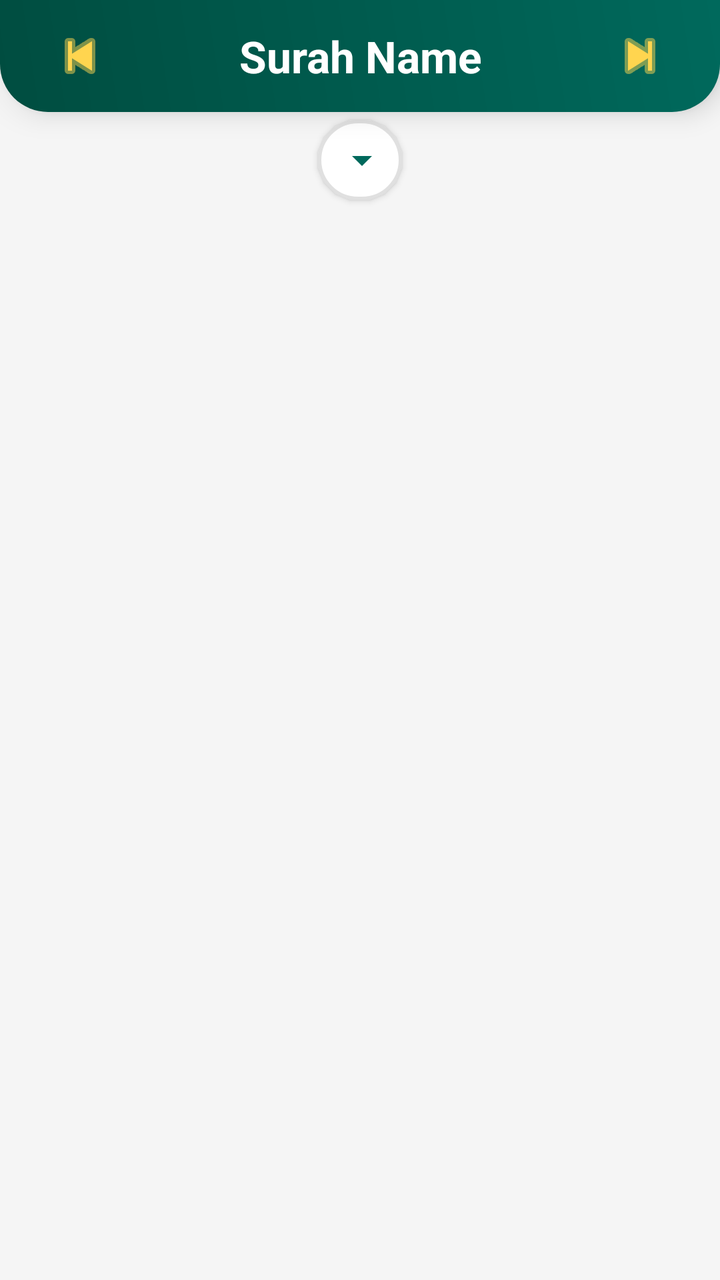
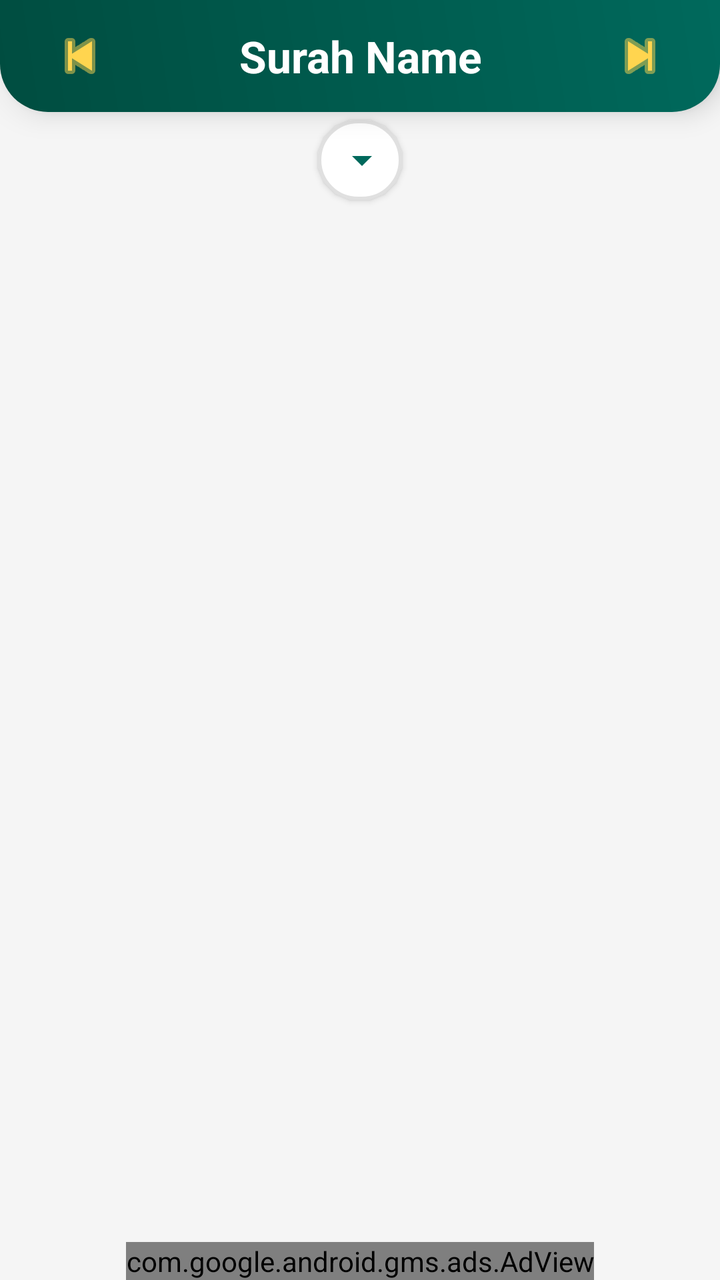

Screens rendered from an Android XML layout before and after an edit, with the pre-edit source and the edit as a unified diff.
<!-- AndroidManifest.xml: application theme Theme.MoslemApp -->
<!-- res/layout/activity_surah_detail.xml -->
<?xml version="1.0" encoding="utf-8"?>
<androidx.constraintlayout.widget.ConstraintLayout xmlns:android="http://schemas.android.com/apk/res/android"
    xmlns:app="http://schemas.android.com/apk/res-auto"
    android:layout_width="match_parent"
    android:layout_height="match_parent"
    xmlns:tools="http://schemas.android.com/tools"
    android:background="#F5F5F5">

    <LinearLayout
        android:id="@+id/llHeader"
        android:layout_width="match_parent"
        android:layout_height="wrap_content"
        android:orientation="horizontal"
        android:gravity="center_vertical"
        android:paddingHorizontal="24dp"
        android:paddingVertical="12dp"
        android:background="@drawable/bg_quran_navigation"
        android:elevation="8dp"
        app:layout_constraintTop_toTopOf="parent"
        app:layout_constraintStart_toStartOf="parent"
        app:layout_constraintEnd_toEndOf="parent">

        <ImageButton
            android:id="@+id/btnPrevSurah"
            android:layout_width="32dp"
            android:layout_height="32dp"
            android:src="@android:drawable/ic_media_previous"
            android:background="?attr/selectableItemBackgroundBorderless"
            app:tint="@color/accent_gold"
            android:contentDescription="Previous Surah" />

        <TextView
            android:id="@+id/tvSurahNameTitle"
            android:layout_width="0dp"
            android:layout_height="wrap_content"
            android:layout_weight="1"
            android:text="Surah Name"
            android:textSize="22sp"
            android:textStyle="bold"
            android:gravity="center"
            android:textColor="@color/white" />

        <ImageButton
            android:id="@+id/btnNextSurah"
            android:layout_width="32dp"
            android:layout_height="32dp"
            android:src="@android:drawable/ic_media_next"
            android:background="?attr/selectableItemBackgroundBorderless"
            app:tint="@color/accent_gold"
            android:contentDescription="Next Surah" />
    </LinearLayout>

    <LinearLayout
        android:id="@+id/llAyahSelector"
        android:layout_width="wrap_content"
        android:layout_height="wrap_content"
        android:layout_marginTop="4dp"
        android:orientation="horizontal"
        android:gravity="center_vertical"
        android:background="@drawable/bg_fancy_spinner"
        android:paddingHorizontal="8dp"
        android:paddingVertical="2dp"
        android:elevation="2dp"
        app:layout_constraintTop_toBottomOf="@id/llHeader"
        app:layout_constraintStart_toStartOf="parent"
        app:layout_constraintEnd_toEndOf="parent">

        <Spinner
            android:id="@+id/spinnerAyahs"
            android:layout_width="wrap_content"
            android:layout_height="wrap_content"
            android:background="@null"
            android:minHeight="36dp"
            android:spinnerMode="dropdown" />

        <ImageView
            android:layout_width="24dp"
            android:layout_height="24dp"
            android:layout_marginStart="2dp"
            android:src="@drawable/ic_arrow_drop_down"
            app:tint="@color/primary_green"/>
    </LinearLayout>

    <androidx.recyclerview.widget.RecyclerView
        android:id="@+id/rvAyah"
        android:layout_width="0dp"
        android:layout_height="0dp"
        android:layout_marginTop="4dp"
        tools:listitem="@layout/item_ayah"
        app:layout_constraintTop_toBottomOf="@id/llAyahSelector"
        app:layout_constraintBottom_toBottomOf="parent"
        app:layout_constraintStart_toStartOf="parent"
        app:layout_constraintEnd_toEndOf="parent" />

    <ProgressBar
        android:id="@+id/progressBar"
        android:layout_width="wrap_content"
        android:layout_height="wrap_content"
        android:visibility="gone"
        app:layout_constraintBottom_toBottomOf="parent"
        app:layout_constraintEnd_toEndOf="parent"
        app:layout_constraintStart_toStartOf="parent"
        app:layout_constraintTop_toTopOf="parent" />

</androidx.constraintlayout.widget.ConstraintLayout>
<!-- res/layout/item_ayah.xml (included above) -->
<?xml version="1.0" encoding="utf-8"?>
<androidx.cardview.widget.CardView xmlns:android="http://schemas.android.com/apk/res/android"
    android:layout_width="match_parent"
    android:layout_height="wrap_content"
    xmlns:app="http://schemas.android.com/apk/res-auto"
    android:layout_marginHorizontal="8dp"
    android:layout_marginVertical="4dp"
    app:cardCornerRadius="8dp"
    app:cardElevation="4dp">

    <LinearLayout
        android:layout_width="match_parent"
        android:layout_height="wrap_content"
        android:orientation="vertical"
        android:padding="4dp">

        <TextView
            android:id="@+id/tvAyahNumber"
            android:layout_width="40dp"
            android:layout_height="40dp"
            android:background="@drawable/ic_ayah_star"
            android:gravity="center"
            android:text="1"
            android:textColor="#8B5E3C"
            android:textSize="12sp"
            android:textStyle="bold" />

        <TextView
            android:id="@+id/tvAyahText"
            android:layout_width="match_parent"
            android:layout_height="wrap_content"
            android:text="بِسْمِ ٱللَّهِ ٱلرَّحْمَـٰنِ ٱلرَّحِيمِ"
            android:textSize="16sp"
            android:textStyle="bold"
            android:textColor="@android:color/black"
            android:textDirection="rtl"
            android:lineSpacingExtra="8dp"
            android:fontFamily="sans-serif"
            android:layout_marginBottom="4dp"/>

        <TextView
            android:id="@+id/tvAyahTranslation"
            android:layout_width="match_parent"
            android:layout_height="wrap_content"
            android:text="Translation"
            android:textSize="14sp"
            android:textColor="#757575"
            android:gravity="start"
            android:lineSpacingExtra="4dp"/>

    </LinearLayout>

    <ImageView
        android:id="@+id/btnShare"
        android:layout_width="wrap_content"
        android:layout_height="wrap_content"
        android:src="@drawable/ic_share"
        android:padding="4dp"
        app:tint="@color/primary_green"
        android:layout_gravity="end|top"
        android:layout_marginTop="8dp"
        android:layout_marginEnd="4dp"/>

</androidx.cardview.widget.CardView>
<!-- resources referenced by this layout -->
<resources>
  <color name="accent_gold">#FFD54F</color>
  <color name="primary_green">#00695C</color>
  <color name="white">#FFFFFFFF</color>
  <!-- drawable bg_fancy_spinner (drawable) -->
  <?xml version="1.0" encoding="utf-8"?>
  <shape xmlns:android="http://schemas.android.com/apk/res/android"
      android:shape="rectangle">
      <solid android:color="@color/white" />
      <corners android:radius="24dp" />
      <stroke android:width="1.5dp" android:color="#E0E0E0" />
  </shape>
  <!-- drawable bg_quran_navigation (drawable) -->
  <?xml version="1.0" encoding="utf-8"?>
  <shape xmlns:android="http://schemas.android.com/apk/res/android"
      android:shape="rectangle">
      <gradient
          android:startColor="@color/primary_green_dark"
          android:endColor="@color/primary_green"
          android:angle="45" />
      <corners
          android:bottomLeftRadius="24dp"
          android:bottomRightRadius="24dp" />
  </shape>
  <!-- drawable ic_arrow_drop_down (drawable) -->
  <?xml version="1.0" encoding="utf-8"?>
  <vector xmlns:android="http://schemas.android.com/apk/res/android"
      android:width="24dp"
      android:height="24dp"
      android:viewportWidth="24"
      android:viewportHeight="24">
      <path
          android:fillColor="#FF000000"
          android:pathData="M7,10l5,5 5,-5z" />
  </vector>
  <!-- drawable ic_ayah_star (drawable) -->
  <?xml version="1.0" encoding="utf-8"?>
  <vector xmlns:android="http://schemas.android.com/apk/res/android"
      android:width="50dp"
      android:height="50dp"
      android:viewportWidth="200"
      android:viewportHeight="200">
  
      
      <path
          android:fillColor="#1A8B5E3C"
          android:pathData="M 100 20 L 180 100 L 100 180 L 20 100 Z" />
      <path
          android:fillColor="#1A8B5E3C"
          android:pathData="M 43.4 43.4 L 156.6 43.4 L 156.6 156.6 L 43.4 156.6 Z" />
          
      
      <path
          android:strokeColor="#8B5E3C"
          android:strokeWidth="4"
          android:strokeLineJoin="round"
          android:pathData="M 100 20 L 180 100 L 100 180 L 20 100 Z" />
      <path
          android:strokeColor="#8B5E3C"
          android:strokeWidth="4"
          android:strokeLineJoin="round"
          android:pathData="M 43.4 43.4 L 156.6 43.4 L 156.6 156.6 L 43.4 156.6 Z" />
  
      
      <path
          android:fillColor="#ffffff"
          android:pathData="M 100 100 m -50 0 a 50 50 0 1 0 100 0 a 50 50 0 1 0 -100 0" />
          
      <path
          android:strokeColor="#8B5E3C"
          android:strokeWidth="3"
          android:pathData="M 100 100 m -50 0 a 50 50 0 1 0 100 0 a 50 50 0 1 0 -100 0" />
  
  </vector>
  <!-- drawable ic_share (drawable) -->
  <vector xmlns:android="http://schemas.android.com/apk/res/android"
      android:width="24dp"
      android:height="24dp"
      android:viewportWidth="24"
      android:viewportHeight="24"
      android:tint="?attr/colorControlNormal">
    <path
        android:fillColor="@android:color/white"
        android:pathData="M14,9V5l7,7 -7,7v-4.1c-5,0 -8.5,1.6 -11,5.1 1,-5 4,-10 11,-11z"/>
  </vector>
  <style name="Theme.MoslemApp" parent="Base.Theme.MoslemApp" />
  <color name="primary_green_dark">#004D40</color>
  <style name="Base.Theme.MoslemApp" parent="Theme.Material3.DayNight.NoActionBar">
  
          <item name="colorPrimary">@color/teal_700</item>
          
          
          
          
          
          
          
          <item name="android:statusBarColor">?attr/colorPrimary</item>
          <item name="android:colorBackground">@android:color/white</item>
      </style>
  <color name="teal_700">#FF018786</color>
</resources>

<!-- the commit's change to res/layout/activity_surah_detail.xml (unified diff, before → after) -->
@@ -88,7 +88,7 @@
         android:layout_marginTop="4dp"
         tools:listitem="@layout/item_ayah"
         app:layout_constraintTop_toBottomOf="@id/llAyahSelector"
-        app:layout_constraintBottom_toBottomOf="parent"
+        app:layout_constraintBottom_toTopOf="@+id/adView"
         app:layout_constraintStart_toStartOf="parent"
         app:layout_constraintEnd_toEndOf="parent" />
 
@@ -101,6 +101,19 @@
         app:layout_constraintEnd_toEndOf="parent"
         app:layout_constraintStart_toStartOf="parent"
         app:layout_constraintTop_toTopOf="parent" />
+
+    <com.google.android.gms.ads.AdView
+        android:id="@+id/adView"
+        android:layout_width="wrap_content"
+        android:layout_height="wrap_content"
+        android:layout_alignParentBottom="true"
+        android:layout_centerHorizontal="true"
+        app:adSize="BANNER"
+        android:layout_gravity="center"
+        app:adUnitId="@string/admob_banner_id"
+        app:layout_constraintBottom_toBottomOf="parent"
+        app:layout_constraintEnd_toEndOf="parent"
+        app:layout_constraintStart_toStartOf="parent" />
 
 </androidx.constraintlayout.widget.ConstraintLayout>
 <!-- res/layout/item_ayah.xml (included above) -->
@@ -118,6 +131,7 @@
         android:layout_width="match_parent"
         android:layout_height="wrap_content"
         android:orientation="vertical"
+        android:background="#F6FBFB"
         android:padding="4dp">
 
         <TextView
<!-- resource entries referenced after the edit -->
@@ -84,6 +84,7 @@
         android:fillColor="@android:color/white"
         android:pathData="M14,9V5l7,7 -7,7v-4.1c-5,0 -8.5,1.6 -11,5.1 1,-5 4,-10 11,-11z"/>
   </vector>
+  <string name="admob_banner_id" translatable="false">ca-app-pub-3940256099942544/6300978111</string>
   <style name="Theme.MoslemApp" parent="Base.Theme.MoslemApp" />
   <color name="primary_green_dark">#004D40</color>
   <style name="Base.Theme.MoslemApp" parent="Theme.Material3.DayNight.NoActionBar">
